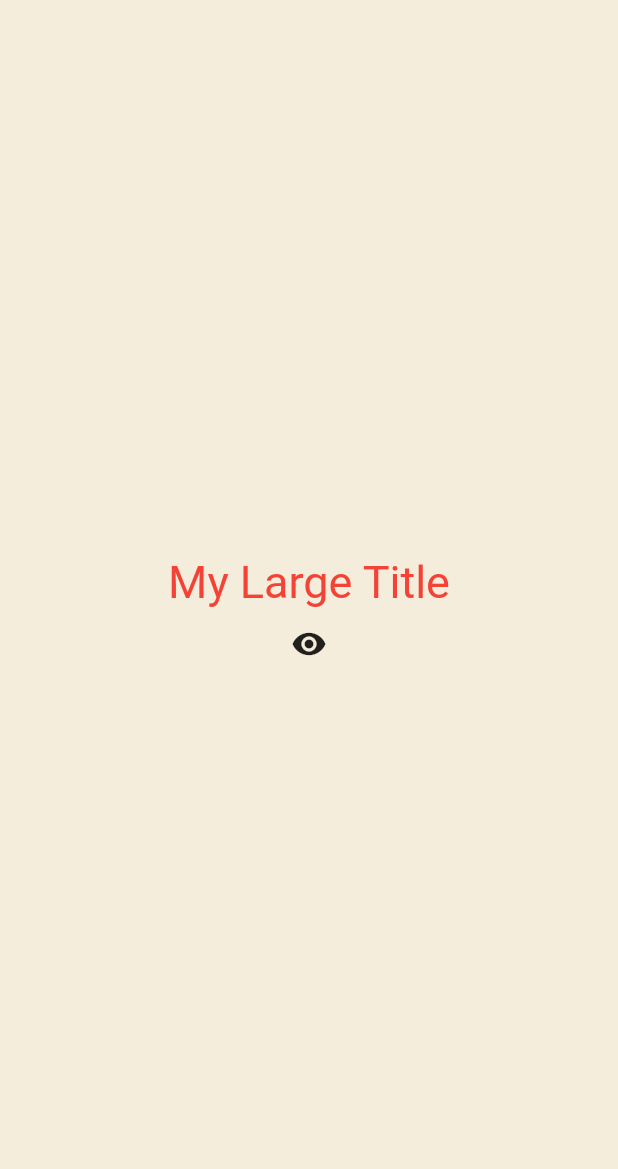
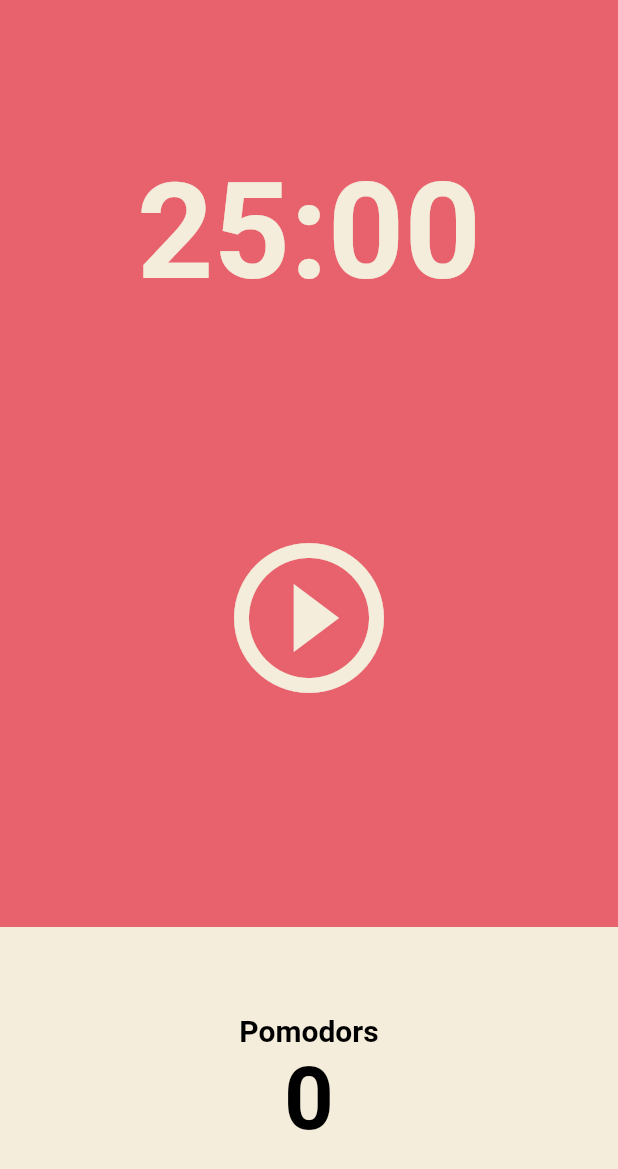
Before and after one commit to hadh93/flutter-toonflix, a Flutter app: the screen it shows after launch, on a phone screen of 412 x 824 dp. Shown: the top 1169 px of the screen. Run offline on Flutter 3.47's test engine with Material 2 defaults, Android fonts, the phone set to English and light mode, and no system bars.

Commit message:
#5.0 User Interface

```diff
--- a/lib/main.dart
+++ b/lib/main.dart
@@ -1,4 +1,5 @@
 import 'package:flutter/material.dart';
+import 'package:toonflix/screens/home_screen.dart';
 
 void main() {
   runApp(const App());
@@ -6,25 +7,8 @@ void main() {
 
 // 1st part of a Stateful Widget
 // "Widget itself"
-class App extends StatefulWidget {
+class App extends StatelessWidget {
   const App({super.key});
-
-  @override
-  State<App> createState() => _AppState();
-}
-
-// 2nd part of a Stateful Widget
-// "State"
-class _AppState extends State<App> {
-  int counter = 0;
-
-  bool showTitle = true;
-
-  void toggleTitle() {
-    setState(() {
-      showTitle = !showTitle;
-    });
-  }
 
   @override
   Widget build(BuildContext context) {
@@ -32,24 +16,14 @@ class _AppState extends State<App> {
       theme: ThemeData(
         textTheme: const TextTheme(
           titleLarge: TextStyle(
-            color: Colors.red,
+            color: Color(0xFF232B55),
           ),
         ),
+        cardColor: const Color(0xFFF4EDDB),
+        colorScheme:
+            ColorScheme.fromSwatch(backgroundColor: const Color(0xFFE7626C)),
       ),
-      home: Scaffold(
-        backgroundColor: const Color(0xFFF4EDDB),
-        body: Center(
-          child: Column(
-            mainAxisAlignment: MainAxisAlignment.center,
-            children: [
-              showTitle ? const MyLargeTitle() : const Text('nothing'),
-              IconButton(
-                  onPressed: toggleTitle,
-                  icon: const Icon(Icons.remove_red_eye))
-            ],
-          ),
-        ),
-      ),
+      home: const HomeScreen(),
     );
   }
 }
--- /dev/null
+++ b/lib/screens/home_screen.dart
@@ -0,0 +1,80 @@
+import 'package:flutter/material.dart';
+
+class HomeScreen extends StatefulWidget {
+  const HomeScreen({super.key});
+
+  @override
+  State<HomeScreen> createState() => _HomeScreenState();
+}
+
+class _HomeScreenState extends State<HomeScreen> {
+  @override
+  Widget build(BuildContext context) {
+    return Scaffold(
+      backgroundColor: Theme.of(context).colorScheme.background,
+      body: Column(
+        children: [
+          Flexible(
+            flex: 1,
+            child: Container(
+              alignment: Alignment.bottomCenter,
+              child: Text(
+                '25:00',
+                style: TextStyle(
+                  color: Theme.of(context).cardColor,
+                  fontSize: 89,
+                  fontWeight: FontWeight.w600,
+                ),
+              ),
+            ),
+          ),
+          Flexible(
+            flex: 2,
+            child: Center(
+                child: IconButton(
+              iconSize: 120,
+              color: Theme.of(context).cardColor,
+              onPressed: () {},
+              icon: const Icon(Icons.play_circle_outline),
+            )),
+          ),
+          Flexible(
+            flex: 1,
+            child: Row(
+              children: [
+                Expanded(
+                  child: Container(
+                    decoration: BoxDecoration(
+                      color: Theme.of(context).cardColor,
+                    ),
+                    child: Column(
+                      mainAxisAlignment: MainAxisAlignment.center,
+                      children: const [
+                        Text(
+                          'Pomodors',
+                          style: TextStyle(
+                            fontSize: 20,
+                            fontWeight: FontWeight.w600,
+                            color: Colors.black,
+                          ),
+                        ),
+                        Text(
+                          '0',
+                          style: TextStyle(
+                            fontSize: 58,
+                            fontWeight: FontWeight.w600,
+                            color: Colors.black,
+                          ),
+                        ),
+                      ],
+                    ),
+                  ),
+                ),
+              ],
+            ),
+          ),
+        ],
+      ),
+    );
+  }
+}
```
